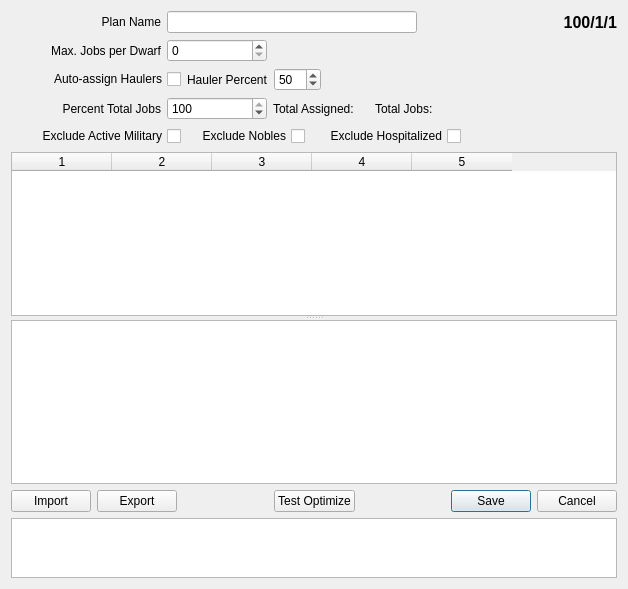
Qt form ui/optimizereditor.ui (Dwarf-Therapist/Dwarf-Therapist) before a commit.
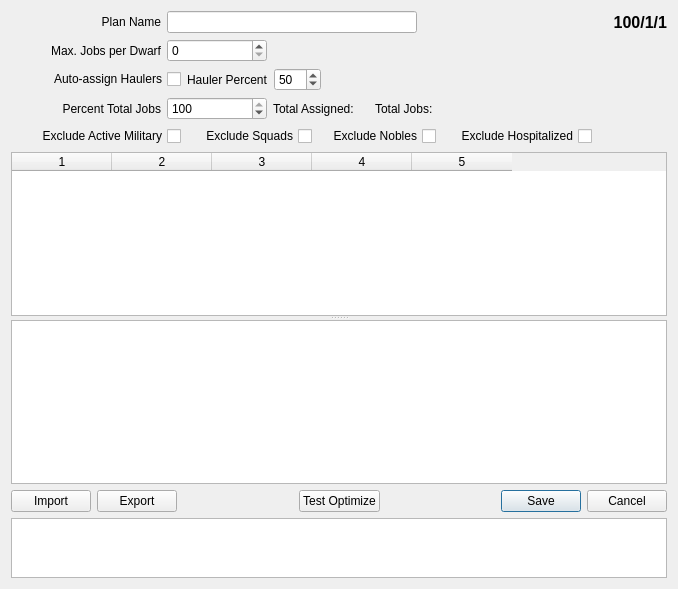
The same form after that commit. Icons and pictures are not drawn.

Diff of the .ui file:
```diff
--- a/ui/optimizereditor.ui
+++ b/ui/optimizereditor.ui
@@ -6,7 +6,7 @@
    <rect>
     <x>0</x>
     <y>0</y>
-    <width>628</width>
+    <width>678</width>
     <height>589</height>
    </rect>
   </property>
@@ -342,6 +342,31 @@
          </property>
         </widget>
        </item>
+       <item>
+        <widget class="QCheckBox" name="chk_squads">
+         <property name="minimumSize">
+          <size>
+           <width>125</width>
+           <height>0</height>
+          </size>
+         </property>
+         <property name="toolTip">
+          <string>Exclude squads</string>
+         </property>
+         <property name="statusTip">
+          <string>Exclude anyone belonging to a squad from optimization, and clears their labors.</string>
+         </property>
+         <property name="whatsThis">
+          <string>Exclude anyone belonging to a squad.</string>
+         </property>
+         <property name="layoutDirection">
+          <enum>Qt::RightToLeft</enum>
+         </property>
+         <property name="text">
+          <string>Exclude Squads</string>
+         </property>
+        </widget>
+       </item>
        <item>
         <widget class="QCheckBox" name="chk_nobles">
          <property name="minimumSize">
```
Left out of the diff: 10 changed lines with no effect on the pictures.
